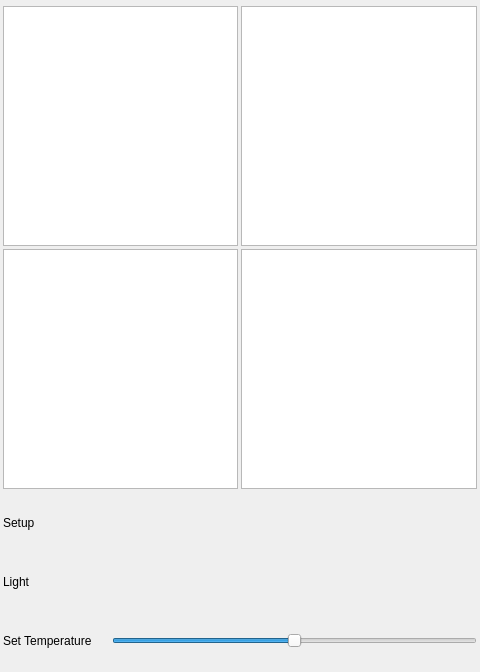
Before: the Qt Designer form Apps/IoT-Dashboard/MushroomView.ui in quachconghoang/agricultureDrone, drawn with Qt 5.
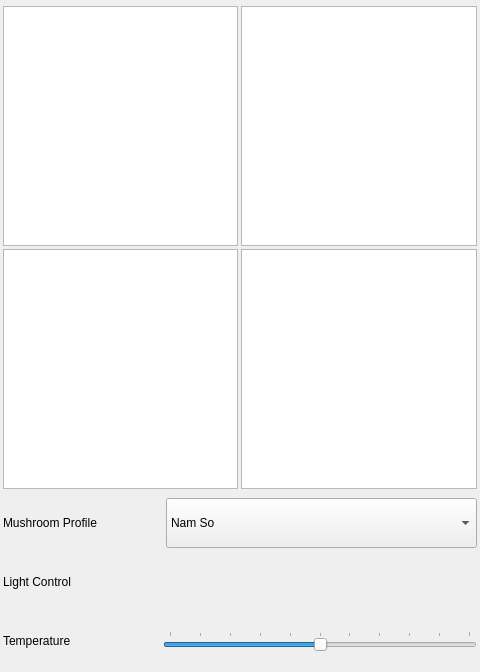
After: the same form once the commit is applied.

What changed in the file:
```diff
--- a/Apps/IoT-Dashboard/MushroomView.ui
+++ b/Apps/IoT-Dashboard/MushroomView.ui
@@ -119,7 +119,7 @@
     </layout>
    </item>
    <item>
-    <layout class="QHBoxLayout" name="hL_1" stretch="0">
+    <layout class="QHBoxLayout" name="hL_1" stretch="0,0">
      <property name="leftMargin">
       <number>3</number>
      </property>
@@ -134,17 +134,49 @@
      </property>
      <item>
       <widget class="QLabel" name="label">
+       <property name="sizePolicy">
+        <sizepolicy hsizetype="Preferred" vsizetype="Preferred">
+         <horstretch>0</horstretch>
+         <verstretch>0</verstretch>
+        </sizepolicy>
+       </property>
        <property name="minimumSize">
         <size>
-         <width>0</width>
+         <width>160</width>
          <height>50</height>
         </size>
        </property>
        <property name="text">
-        <string>Setup</string>
+        <string>Mushroom Profile</string>
        </property>
       </widget>
      </item>
+     <item>
+      <widget class="QComboBox" name="comboBox">
+       <property name="sizePolicy">
+        <sizepolicy hsizetype="Expanding" vsizetype="Fixed">
+         <horstretch>0</horstretch>
+         <verstretch>0</verstretch>
+        </sizepolicy>
+       </property>
+       <property name="minimumSize">
+        <size>
+         <width>0</width>
+         <height>50</height>
+        </size>
+       </property>
+       <item>
+        <property name="text">
+         <string>Nam So</string>
+        </property>
+       </item>
+       <item>
+        <property name="text">
+         <string>Nam Moc Nhi</string>
+        </property>
+       </item>
+      </widget>
+     </item>
     </layout>
    </item>
    <item>
@@ -164,19 +196,19 @@
      <item>
       <widget class="QLabel" name="label_2">
        <property name="sizePolicy">
-        <sizepolicy hsizetype="Fixed" vsizetype="Preferred">
+        <sizepolicy hsizetype="Preferred" vsizetype="Preferred">
          <horstretch>0</horstretch>
          <verstretch>0</verstretch>
         </sizepolicy>
        </property>
        <property name="minimumSize">
         <size>
-         <width>80</width>
+         <width>160</width>
          <height>50</height>
         </size>
        </property>
        <property name="text">
-        <string>Light</string>
+        <string>Light Control</string>
        </property>
       </widget>
      </item>
@@ -219,12 +251,12 @@
       <widget class="QLabel" name="label_3">
        <property name="minimumSize">
         <size>
-         <width>0</width>
+         <width>140</width>
          <height>50</height>
         </size>
        </property>
        <property name="text">
-        <string>Set Temperature</string>
+        <string>Temperature</string>
        </property>
       </widget>
      </item>
@@ -242,6 +274,12 @@
        <property name="orientation">
         <enum>Qt::Horizontal</enum>
        </property>
+       <property name="tickPosition">
+        <enum>QSlider::TicksAbove</enum>
+       </property>
+       <property name="tickInterval">
+        <number>1</number>
+       </property>
       </widget>
      </item>
     </layout>
```
